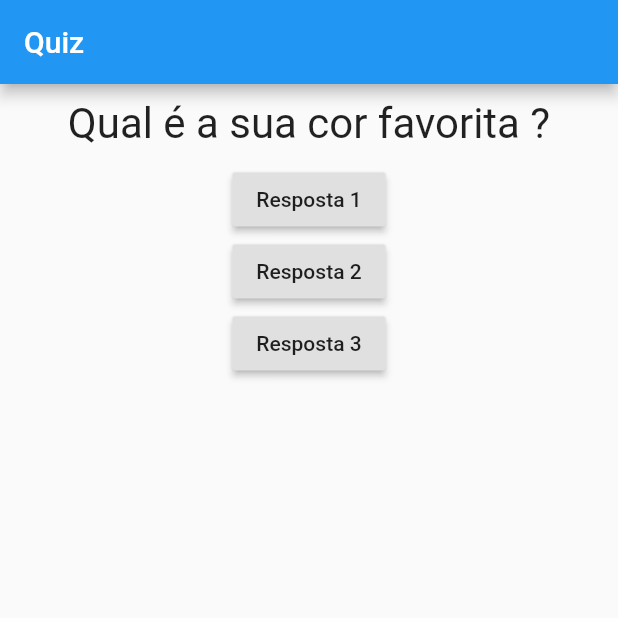
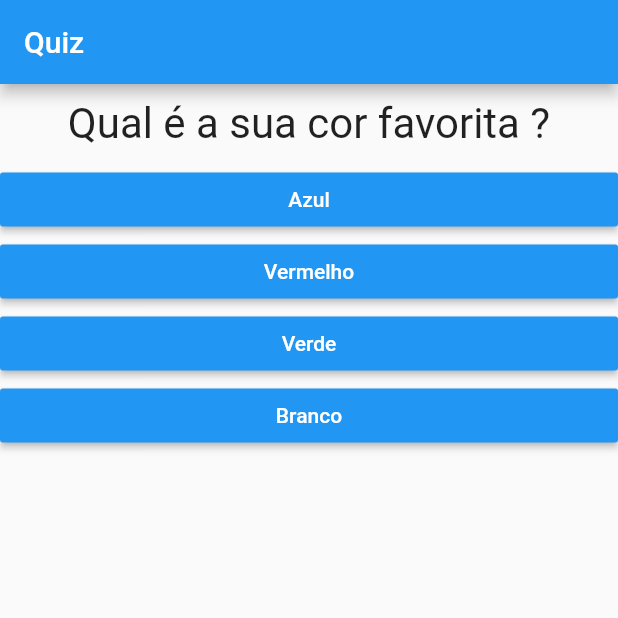
Before and after one commit to Wesleyti007/curso_flutter, a Flutter app: the screen it shows after launch, on a phone screen of 412 x 824 dp, the top half of it. Run offline on Flutter 3.47's test engine with Material 2 defaults, Android fonts, the phone set to English and light mode, and no system bars.

```diff
--- /dev/null
+++ b/projeto_quiz/lib/answer.dart
@@ -0,0 +1,23 @@
+import 'package:flutter/src/foundation/key.dart';
+import 'package:flutter/src/widgets/framework.dart';
+import 'package:flutter/material.dart';
+
+class Answer extends StatelessWidget {
+  final String text;
+  final void Function() onSelected;
+
+  Answer(this.text, this.onSelected);
+
+  @override
+  Widget build(BuildContext context) {
+    return Container(
+      width: double.infinity,
+      child: RaisedButton(
+        textColor: Colors.white,
+        color: Colors.blue,
+        child: Text(text),
+        onPressed: onSelected,
+      ),
+    );
+  }
+}
--- a/projeto_quiz/lib/main.dart
+++ b/projeto_quiz/lib/main.dart
@@ -1,5 +1,6 @@
 import 'package:flutter/material.dart';
 import './question.dart';
+import './answer.dart';
 
 main() {
   runApp(QuestionApp());
@@ -9,7 +10,6 @@ class _QuestionAppState extends State<QuestionApp> {
   var _quizSelected = 0;
 
   void _answer() {
-
     setState(() {
       _quizSelected++;
     });
@@ -18,11 +18,28 @@ class _QuestionAppState extends State<QuestionApp> {
   }
 
   @override
-  Widget build(BuildContext context){
-    final List<String> quiz = [
-      'Qual é a sua cor favorita ?',
-      'Qual o seu animal favorito ?'
+  Widget build(BuildContext context) {
+    final List<Map<String, Object>> quiz = [
+      {
+        'text': 'Qual é a sua cor favorita ?',
+        'answer': ['Azul', 'Vermelho', 'Verde', 'Branco'],
+      },
+      {
+        'text': 'Qual o seu animal favorito ?',
+        'answer': ['Coelho', 'Elefante', 'Leao', 'Cobra'],
+      },
+      {
+        'text': 'Qual o seu instrutor favorito ?',
+        'answer': ['Maria', 'Joao', 'Leo', 'Ana'],
+      }
     ];
+
+    List<Widget> answer = [];
+
+    for(String textAnswer in quiz[_quizSelected].cast() ['answer']) {
+      print(textAnswer);
+      answer.addAll(<Widget>[Answer(textAnswer, _answer)]);
+    }
 
     return MaterialApp(
       home: Scaffold(
@@ -30,22 +47,10 @@ class _QuestionAppState extends State<QuestionApp> {
           title: Text('Quiz'),
         ),
         body: Column(
-          children: [
-            Question(quiz[_quizSelected]),
-            RaisedButton(
-              child: Text('Resposta 1'),
-              onPressed: _answer,
-            ),
-            RaisedButton(
-              child: Text('Resposta 2'),
-              onPressed: _answer,
-            ),
-            RaisedButton(
-              child: Text('Resposta 3'),
-              onPressed: _answer,
-            )
+          children: <Widget> [
+            Question(quiz[_quizSelected]['text'].toString()),
+           ...answer,
           ],
-
         ),
       ),
     );
@@ -53,7 +58,6 @@ class _QuestionAppState extends State<QuestionApp> {
 }
 
 class QuestionApp extends StatefulWidget {
-
   _QuestionAppState createState() {
     return new _QuestionAppState();
   }
--- a/projeto_quiz/lib/question.dart
+++ b/projeto_quiz/lib/question.dart
@@ -3,9 +3,9 @@ import 'package:flutter/material.dart';
 
 class Question extends StatelessWidget {
 
-  final texto;
+  final text;
 
-  Question(this.texto); // Construtor
+  Question(this.text); // Construtor
 
   @override
   Widget build(BuildContext context) {
@@ -13,7 +13,7 @@ class Question extends StatelessWidget {
       width: double.infinity,
       margin: EdgeInsets.all(10),
       child: Text(
-        texto,
+        text,
         style: TextStyle(fontSize: 28),
         textAlign: TextAlign.center,
        ),
```
Lines whose indentation alone changed are shown as unchanged.
